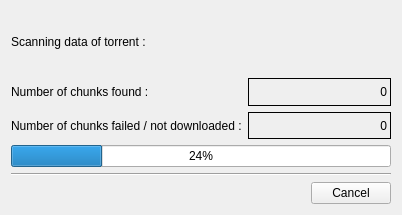
Qt form transfer-plugins/bittorrent/scandlg.ui (KDE/kget) before a commit.
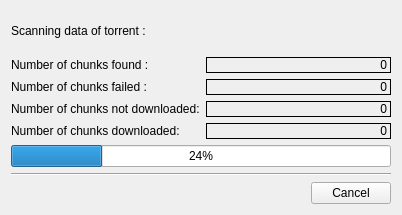
The same form after that commit. Custom widgets are drawn as their Qt base class.

Commit message: add downloaded and not_downloaded to ScanDlg::status like it's parent class bt::DataCheckerListener

The edit to the form file:
```diff
--- a/transfer-plugins/bittorrent/scandlg.ui
+++ b/transfer-plugins/bittorrent/scandlg.ui
@@ -37,13 +37,27 @@
        <item>
         <widget class="QLabel" name="textLabel3" >
          <property name="text" >
-          <string>Number of chunks failed / not downloaded :</string>
+          <string>Number of chunks failed :</string>
          </property>
          <property name="wordWrap" >
           <bool>false</bool>
          </property>
         </widget>
        </item>
+       <item>
+        <widget class="QLabel" name="label" >
+         <property name="text" >
+          <string>Number of chunks not downloaded:</string>
+         </property>
+        </widget>
+       </item>
+       <item>
+        <widget class="QLabel" name="label_2" >
+         <property name="text" >
+          <string>Number of chunks downloaded:</string>
+         </property>
+        </widget>
+       </item>
       </layout>
      </item>
      <item>
@@ -95,6 +109,38 @@
          </property>
         </widget>
        </item>
+       <item>
+        <widget class="QLabel" name="chunks_not_downloaded" >
+         <property name="minimumSize" >
+          <size>
+           <width>100</width>
+           <height>0</height>
+          </size>
+         </property>
+         <property name="frameShape" >
+          <enum>QFrame::Box</enum>
+         </property>
+         <property name="text" >
+          <string>0</string>
+         </property>
+         <property name="alignment" >
+          <set>Qt::AlignRight|Qt::AlignTrailing|Qt::AlignVCenter</set>
+         </property>
+        </widget>
+       </item>
+       <item>
+        <widget class="QLabel" name="chunks_downloaded" >
+         <property name="frameShape" >
+          <enum>QFrame::Box</enum>
+         </property>
+         <property name="text" >
+          <string>0</string>
+         </property>
+         <property name="alignment" >
+          <set>Qt::AlignRight|Qt::AlignTrailing|Qt::AlignVCenter</set>
+         </property>
+        </widget>
+       </item>
       </layout>
      </item>
     </layout>
```
Left out of the diff: 2 changed lines with no effect on the pictures. The commit also changes 2 other files.
